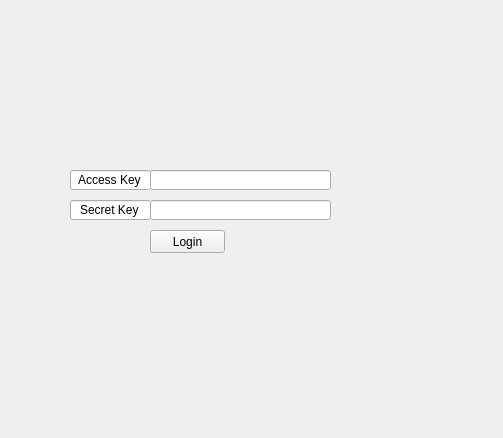
Qt form cointrading/Login_Ui.ui (seokho94/Yonsai_IT_Academy) before a commit.
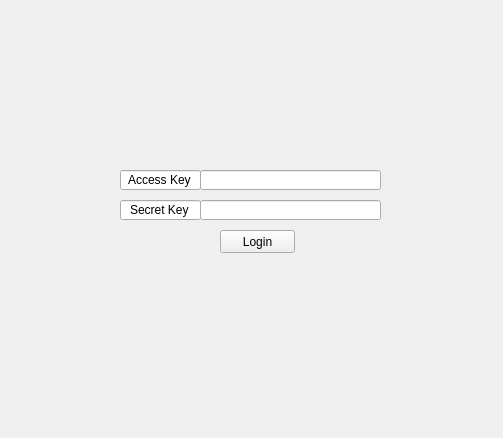
The same form after that commit.

```diff
--- a/cointrading/Login_Ui.ui
+++ b/cointrading/Login_Ui.ui
@@ -16,17 +16,20 @@
   <widget class="QLineEdit" name="ID">
    <property name="geometry">
     <rect>
-     <x>150</x>
+     <x>200</x>
      <y>170</y>
      <width>181</width>
      <height>20</height>
     </rect>
    </property>
+   <property name="text">
+    <string/>
+   </property>
   </widget>
   <widget class="QLineEdit" name="PW">
    <property name="geometry">
     <rect>
-     <x>150</x>
+     <x>200</x>
      <y>200</y>
      <width>181</width>
      <height>20</height>
@@ -36,7 +39,7 @@
   <widget class="QPushButton" name="Login">
    <property name="geometry">
     <rect>
-     <x>150</x>
+     <x>220</x>
      <y>230</y>
      <width>75</width>
      <height>23</height>
@@ -49,7 +52,7 @@
   <widget class="QLineEdit" name="ID_TxT">
    <property name="geometry">
     <rect>
-     <x>70</x>
+     <x>120</x>
      <y>170</y>
      <width>81</width>
      <height>20</height>
@@ -71,7 +74,7 @@
   <widget class="QLineEdit" name="PW_TxT">
    <property name="geometry">
     <rect>
-     <x>70</x>
+     <x>120</x>
      <y>200</y>
      <width>81</width>
      <height>20</height>
```
